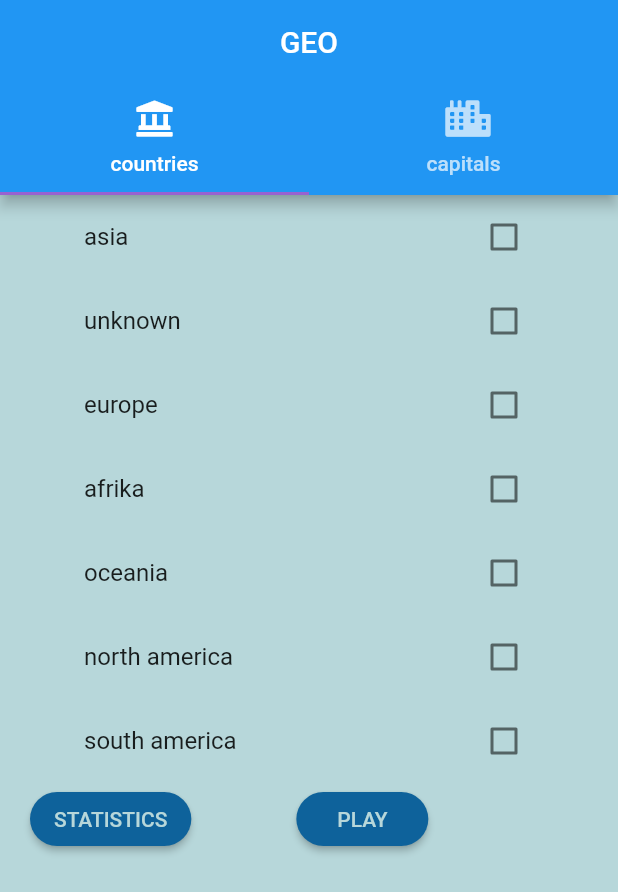
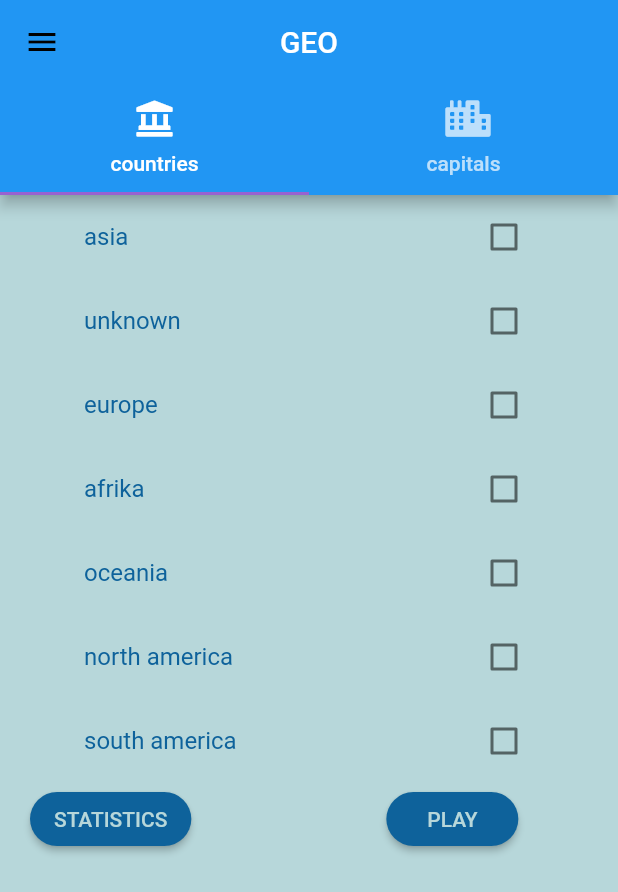
Before and after one commit to lukalajovic12/ll_games, a Flutter app: the screen it shows after launch, after a tap on "geo", on a phone screen of 412 x 824 dp. Shown: the top 892 px of the screen. Run offline on Flutter 3.47's test engine with Material 2 defaults, Android fonts, the phone set to English and light mode, and no system bars; our stand-ins replace charts_flutter, font_awesome_flutter, sqflite; accounts and stored records are empty.

Commit message:
added an appbar from example

```diff
--- a/lib/geography/geo_main.dart
+++ b/lib/geography/geo_main.dart
@@ -20,6 +20,11 @@ class _GeoMainWidget extends State<GeoMainWidget> {
   @override
   Widget build(BuildContext context) {
     return MaterialApp(
+
+
+
+
+
         home: DefaultTabController(
             length: 2,
             child: Scaffold(
@@ -47,7 +52,58 @@ class _GeoMainWidget extends State<GeoMainWidget> {
                 body: TabBarView(children: [
                   GeoTabWidget(1),
                   GeoTabWidget(2),
-                ]))));
+                ]),
+
+
+
+
+              drawer: Drawer(
+                // Add a ListView to the drawer. This ensures the user can scroll
+                // through the options in the drawer if there isn't enough vertical
+                // space to fit everything.
+                child: ListView(
+                  // Important: Remove any padding from the ListView.
+                  padding: EdgeInsets.zero,
+                  children: <Widget>[
+                    DrawerHeader(
+                      child: Text('Drawer Header'),
+                      decoration: BoxDecoration(
+                        color: Colors.blue,
+                      ),
+                    ),
+                    ListTile(
+                      title: Text('Item 1'),
+                      onTap: () {
+                        // Update the state of the app
+                        // ...
+                        // Then close the drawer
+                        Navigator.pop(context);
+                      },
+                    ),
+                    ListTile(
+                      title: Text('Item 2'),
+                      onTap: () {
+                        // Update the state of the app
+                        // ...
+                        // Then close the drawer
+                        Navigator.pop(context);
+                      },
+                    ),
+                  ],
+                ),
+              ),
+
+
+
+
+            )),
+
+
+
+
+
+
+    );
   }
 }
 
@@ -89,13 +145,9 @@ class _GeoTabWidget extends State<GeoTabWidget> {
   List<CountryCapital> getSelectedCountryCapitals() {
     List<CountryCapital> countryCapitals = new List();
     for (CountryCategory cc in getCountryCategoryList()) {
-      if(selectedCategories[cc.category]){
-        print('brutus');
-        print(cc.category);
-        print('casius');
+      if (selectedCategories[cc.category]) {
         countryCapitals.addAll(cc.countryCapitalList);
       }
-
     }
     return countryCapitals;
   }
@@ -151,7 +203,10 @@ class _GeoTabWidget extends State<GeoTabWidget> {
               return Container(
                 padding: new EdgeInsets.only(left: 40, right: 40),
                 child: CheckboxListTile(
-                  title: new Text(countryCategoryList[i].category),
+                  title: new Text(
+                    countryCategoryList[i].category,
+                    style: TextStyle(color: Color(hexColor('#0E629B'))),
+                  ),
                   value: selectedCategories[countryCategoryList[i].category],
                   onChanged: (bool value) {
                     setState(() {
@@ -159,6 +214,8 @@ class _GeoTabWidget extends State<GeoTabWidget> {
                           value;
                     });
                   },
+                  activeColor: Color(hexColor('#0E629B')),
+                  checkColor: Color(hexColor('#0E629B')),
                 ),
               );
             },
@@ -187,7 +244,7 @@ class _GeoTabWidget extends State<GeoTabWidget> {
                   ),
                 ),
                 Container(
-                  padding: new EdgeInsets.only(left: 50),
+                  padding: new EdgeInsets.only(left: 110),
                   child: RaisedButton(
                     shape: RoundedRectangleBorder(
                       borderRadius: BorderRadius.circular(30),
```
Also changed, not shown: lib/geography/kviz.dart (+1 -10 lines).
